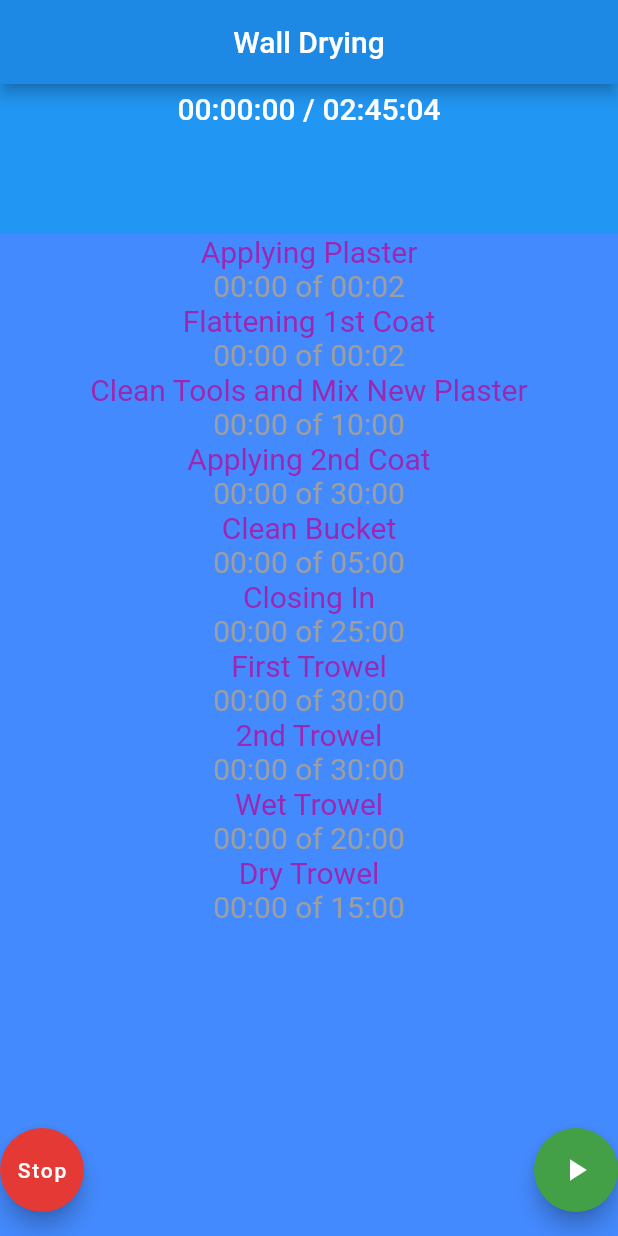
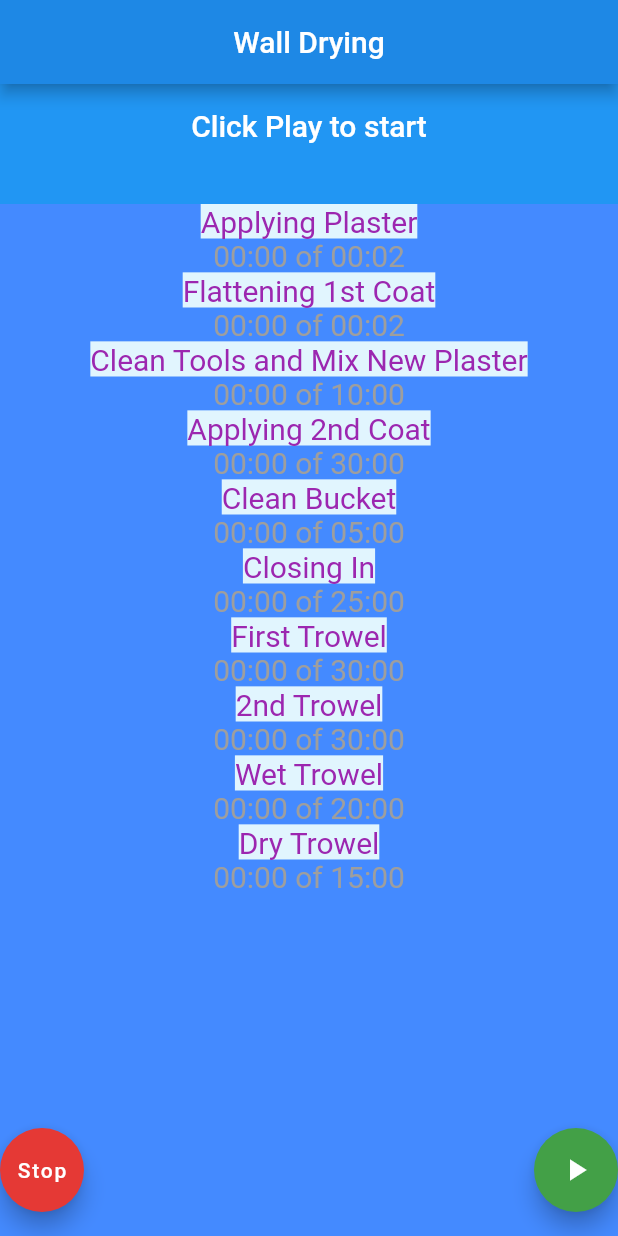
Before and after one commit to bugthing/platering_timer, a Flutter app: the screen it shows after launch, after a tap on "Start", on a phone screen of 412 x 824 dp. Run offline on Flutter 3.47's test engine with Material 2 defaults, Android fonts, the phone set to English and light mode, and no system bars.

Commit message:
Added a timer heading widget

```diff
--- a/lib/pages/wall_timer.dart
+++ b/lib/pages/wall_timer.dart
@@ -1,6 +1,7 @@
 import 'package:flutter/material.dart';
 import 'dart:async';
 import 'package:plasteringtimer/services/wall_time.dart';
+import 'package:plasteringtimer/services/wall_timer_heading.dart';
 
 class WallTimer extends StatefulWidget {
   @override
@@ -48,7 +49,11 @@ class _WallTimerState extends State<WallTimer> {
       return Column(children: <Widget>[
         Text(
           stage.title,
-          style: TextStyle(color: stage.isActive ? Colors.green : (stage.hasExpired ? Colors.grey : Colors.purple), fontSize: 20.0),
+          style: TextStyle(
+            color: stage.isActive ? Colors.green : (stage.hasExpired ? Colors.grey : Colors.purple),
+            fontSize: 20.0,
+            backgroundColor: Colors.lightBlue[50],
+           ),
         ),
         Text(
           stage.summary,
@@ -66,16 +71,9 @@ class _WallTimerState extends State<WallTimer> {
       body: CustomScrollView(
           slivers: <Widget>[
             SliverAppBar(
-              title: Container(
-                child: Column(
-                  children: [
-                    Text( "${wall.countDown}"),
-                    Text( "${wall.summary}"),
-                  ]
-                )
-              ),
+              title: WallTimerHeading(wall: this.wall),
               floating: true,
-              expandedHeight: 100,
+              expandedHeight: 80,
               centerTitle: true,
               stretch: true,
             ),
--- a/lib/services/wall_time.dart
+++ b/lib/services/wall_time.dart
@@ -137,13 +137,25 @@ class WallTime {
     return "${ DisplaySecs(seconds).hhmmss } / ${ DisplaySecs(stages.last.totalSecs).hhmmss }";
   }
 
+  String get startedAsString {
+    return "${startTime.hour.toString()}:${startTime.minute.toString().padLeft(2,'0')}";
+  }
+
+  String get durationAsString {
+    Duration dur = DateTime.now().difference(startTime);
+    return DisplaySecs(dur.inSeconds).hhmmss;
+  }
+
+  bool get started {
+    return (startTime != null);
+  }
+
   String get summary {
     String started = "";
     String ago = "";
-    if(startTime != null) {
-      started ="${startTime.hour.toString()}:${startTime.minute.toString().padLeft(2,'0')}";
-      Duration dur = DateTime.now().difference(startTime);
-      ago = DisplaySecs(dur.inSeconds).hhmmss;
+    if(this.started) {
+      started = this.startedAsString;
+      ago = this.durationAsString;
     }
     return "$started $ago";
   }
--- /dev/null
+++ b/lib/services/wall_timer_heading.dart
@@ -0,0 +1,26 @@
+import 'package:flutter/material.dart';
+import 'package:plasteringtimer/services/wall_time.dart';
+
+class WallTimerHeading extends StatelessWidget {
+  WallTime wall = WallTime();
+
+  WallTimerHeading({this.wall});
+
+  @override
+  Widget build(BuildContext context) {
+
+    List<Widget> lines = [Text('Click Play to start')];
+    if(this.wall.started) {
+      lines = [
+        Text("Started: ${this.wall.startedAsString} (${this.wall.durationAsString} ago)"),
+        Text(this.wall.countDown),
+      ];
+    }
+
+    return Container(
+      child: Column(
+        children: lines
+      )
+    );
+  }
+}
```
